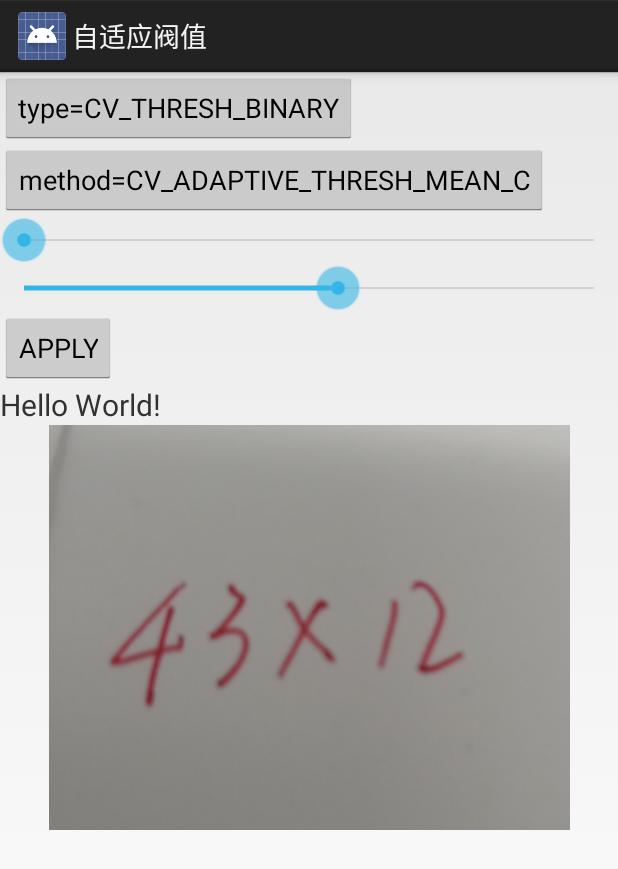
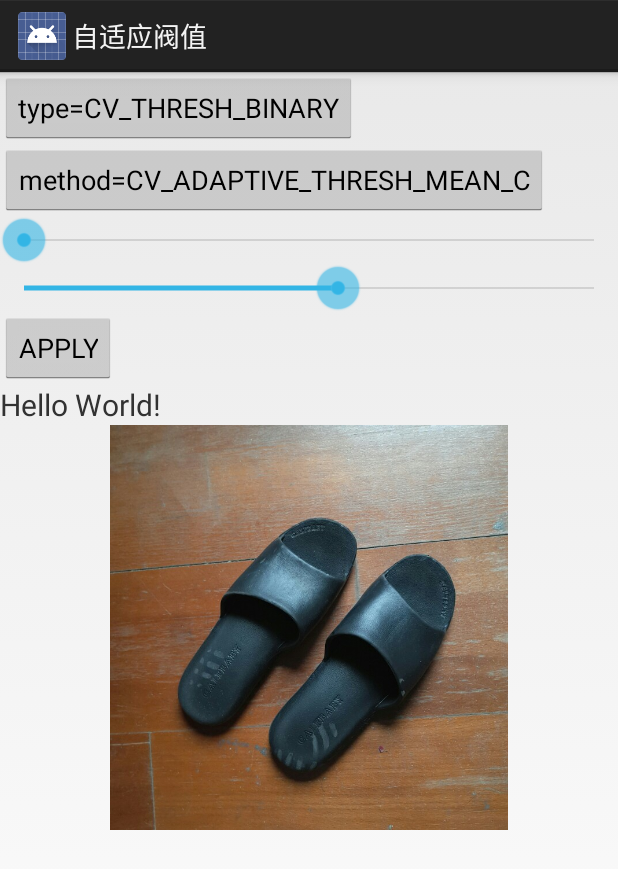
Before and after one commit to lq19324/TestOpenCV4Android, an Android app: the AdaptiveThresholdActivity screen opened directly, with no data from a screen before it, on a phone screen of 412 x 824 dp. Shown: the top 869 px of the screen. Run offline under Robolectric (Android 15) with nearby library versions, the phone set to English and light mode, and no system bars.

Commit message:
a litter modify blur

```diff
--- a/app/build.gradle
+++ b/app/build.gradle
@@ -2,7 +2,7 @@ apply plugin: 'com.android.application'
 
 android {
     compileSdkVersion 23
-    buildToolsVersion '23.0.1'
+    buildToolsVersion '23.0.3'
     defaultConfig {
         applicationId "com.example.lq.testopencv"
         minSdkVersion 16
--- a/app/src/main/java/com/example/lq/testopencv/AdaptiveThresholdActivity.java
+++ b/app/src/main/java/com/example/lq/testopencv/AdaptiveThresholdActivity.java
@@ -47,7 +47,7 @@ public class AdaptiveThresholdActivity extends Activity {
 
         AssetManager am = getAssets();
         try {
-            mSrcBitmap = BitmapFactory.decodeStream(am.open("test_find_contours1.jpg"));
+            mSrcBitmap = BitmapFactory.decodeStream(am.open("threshold1.jpg"));
             mDstBitmap = Bitmap.createBitmap(mSrcBitmap.getWidth(), mSrcBitmap.getHeight(), Bitmap.Config.ARGB_8888);
         } catch (IOException e) {
             e.printStackTrace();
--- a/app/src/main/java/com/example/lq/testopencv/ThresholdActivity.java
+++ b/app/src/main/java/com/example/lq/testopencv/ThresholdActivity.java
@@ -45,7 +45,7 @@ public class ThresholdActivity extends Activity {
 
         AssetManager am = getAssets();
         try {
-            mSrcBitmap = BitmapFactory.decodeStream(am.open("test_find_contours1.jpg"));
+            mSrcBitmap = BitmapFactory.decodeStream(am.open("threshold1.jpg"));
             mDstBitmap = Bitmap.createBitmap(mSrcBitmap.getWidth(), mSrcBitmap.getHeight(), Bitmap.Config.ARGB_8888);
         } catch (IOException e) {
             e.printStackTrace();
--- a/app/src/main/res/layout/activity_blur.xml
+++ b/app/src/main/res/layout/activity_blur.xml
@@ -30,7 +30,7 @@
         android:id="@+id/but_bilateral_blur"
         android:layout_width="wrap_content"
         android:layout_height="wrap_content"
-        android:text="gaussian blur"
+        android:text="bilateral blur"
         android:onClick="onButtonClick"/>
 
     <SeekBar
```
Also changed, not shown: app/src/main/assets/threshold1.jpg (added), 4 other files.
